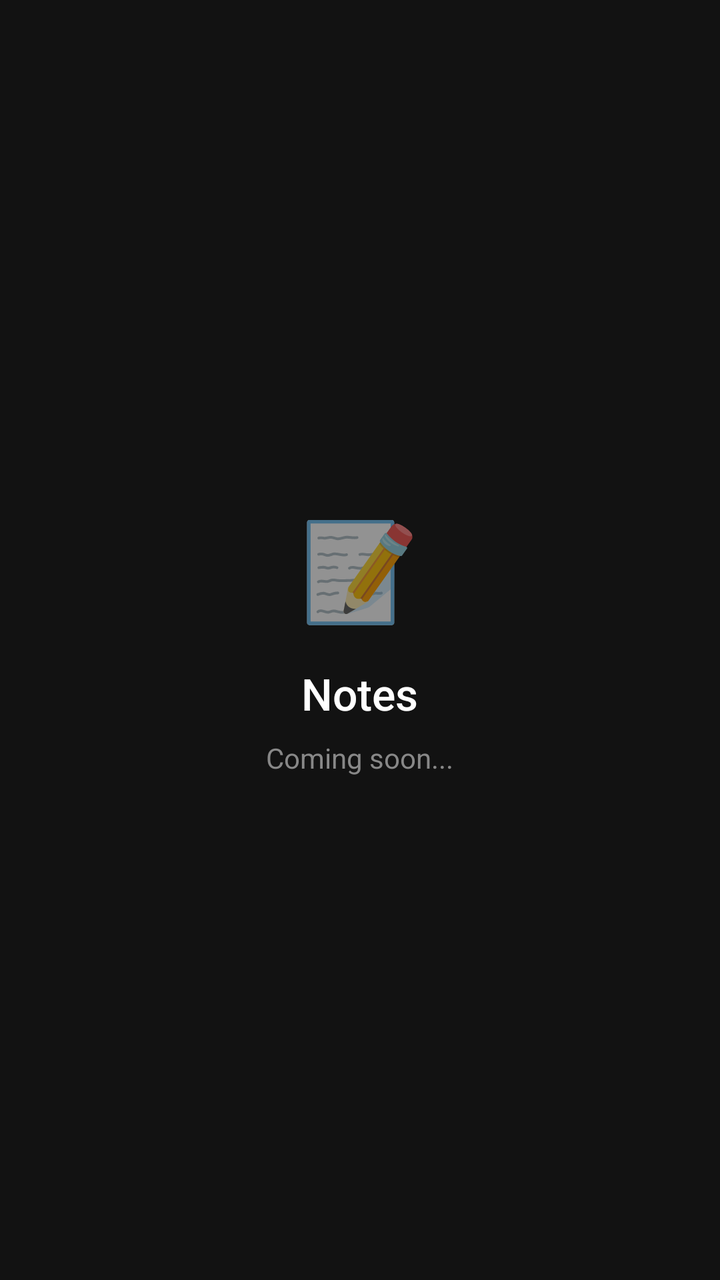
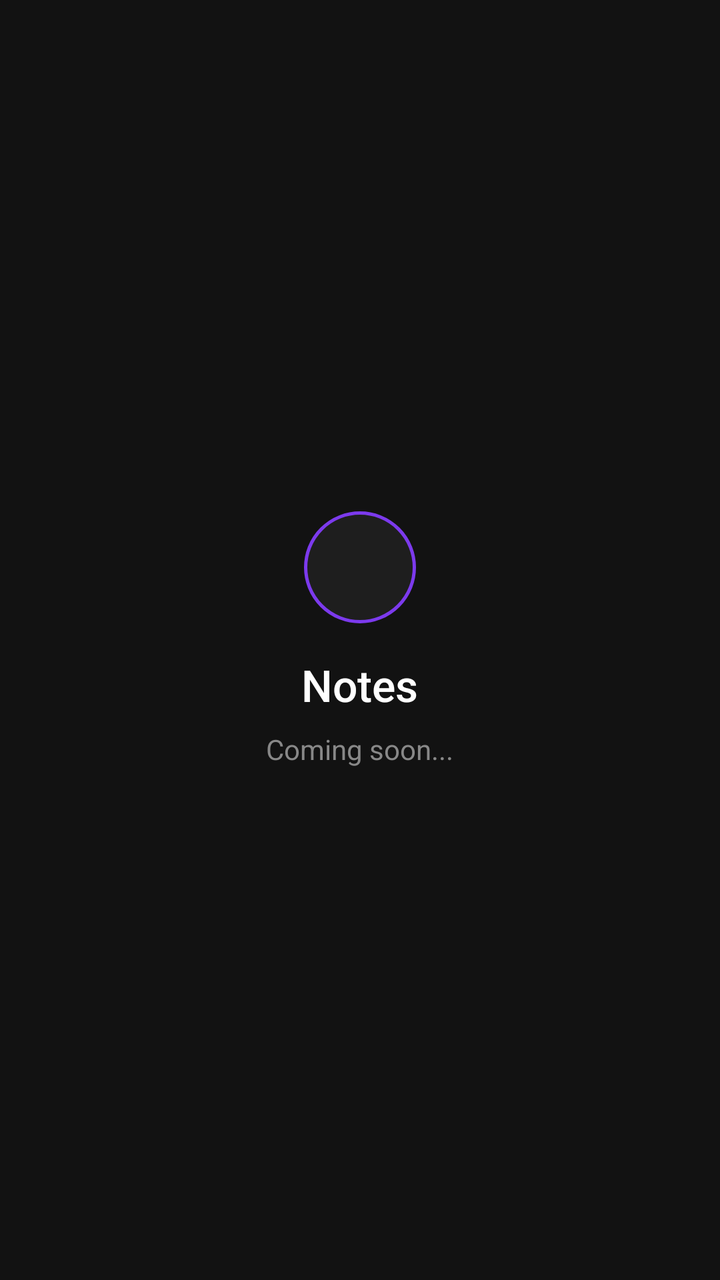

Before-and-after screenshots of an Android layout around one commit, followed by the original layout XML and the change that was made.
<!-- AndroidManifest.xml: application theme Theme.TodoDroid -->
<!-- res/layout/fragment_notes.xml -->
<?xml version="1.0" encoding="utf-8"?>
<LinearLayout xmlns:android="http://schemas.android.com/apk/res/android"
    android:layout_width="match_parent"
    android:layout_height="match_parent"
    android:orientation="vertical"
    android:background="#121212"
    android:gravity="center"
    android:padding="24dp">

    <TextView
        android:layout_width="wrap_content"
        android:layout_height="wrap_content"
        android:text="📝"
        android:textSize="48sp"
        android:layout_marginBottom="16dp" />

    <TextView
        android:layout_width="wrap_content"
        android:layout_height="wrap_content"
        android:text="Notes"
        android:textSize="22sp"
        android:textColor="#FFFFFF"
        android:fontFamily="sans-serif-medium"
        android:layout_marginBottom="8dp" />

    <TextView
        android:layout_width="wrap_content"
        android:layout_height="wrap_content"
        android:text="Coming soon..."
        android:textSize="14sp"
        android:textColor="#888888"
        android:fontFamily="sans-serif" />

</LinearLayout>
<!-- resources referenced by this layout -->
<resources>
  <style name="Theme.TodoDroid" parent="Theme.MaterialComponents.DayNight.NoActionBar">
          <item name="colorPrimary">#7C3AED</item>
          <item name="colorPrimaryVariant">#5B21B6</item>
          <item name="colorOnPrimary">#FFFFFF</item>
          <item name="colorSecondary">#7C3AED</item>
          <item name="android:colorBackground">#121212</item>
          <item name="colorSurface">#1E1E1E</item>
          <item name="colorOnSurface">#FFFFFF</item>
      </style>
</resources>

<!-- the commit's change to res/layout/fragment_notes.xml (unified diff, before → after) -->
@@ -7,11 +7,10 @@
     android:gravity="center"
     android:padding="24dp">
 
-    <TextView
-        android:layout_width="wrap_content"
-        android:layout_height="wrap_content"
-        android:text="📝"
-        android:textSize="48sp"
+    <View
+        android:layout_width="56dp"
+        android:layout_height="56dp"
+        android:background="@drawable/notes_icon_bg"
         android:layout_marginBottom="16dp" />
 
     <TextView
<!-- resource entries referenced after the edit -->
@@ -1,5 +1,13 @@
 <!-- resources referenced by this layout -->
 <resources>
+  <!-- drawable notes_icon_bg (drawable) -->
+  <?xml version="1.0" encoding="utf-8"?>
+  <shape xmlns:android="http://schemas.android.com/apk/res/android"
+      android:shape="oval">
+      <solid android:color="#1E1E1E" />
+      <stroke android:width="1.5dp" android:color="#7C3AED" />
+      <size android:width="56dp" android:height="56dp" />
+  </shape>
   <style name="Theme.TodoDroid" parent="Theme.MaterialComponents.DayNight.NoActionBar">
           <item name="colorPrimary">#7C3AED</item>
           <item name="colorPrimaryVariant">#5B21B6</item>
